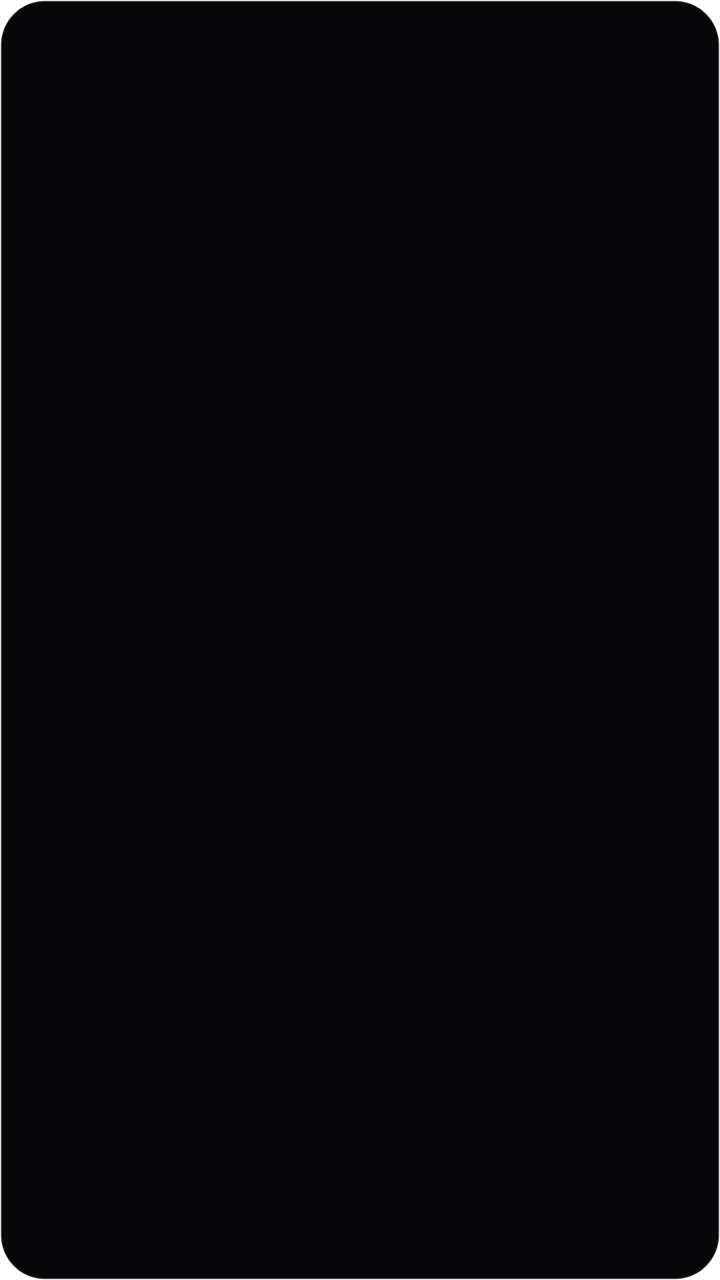
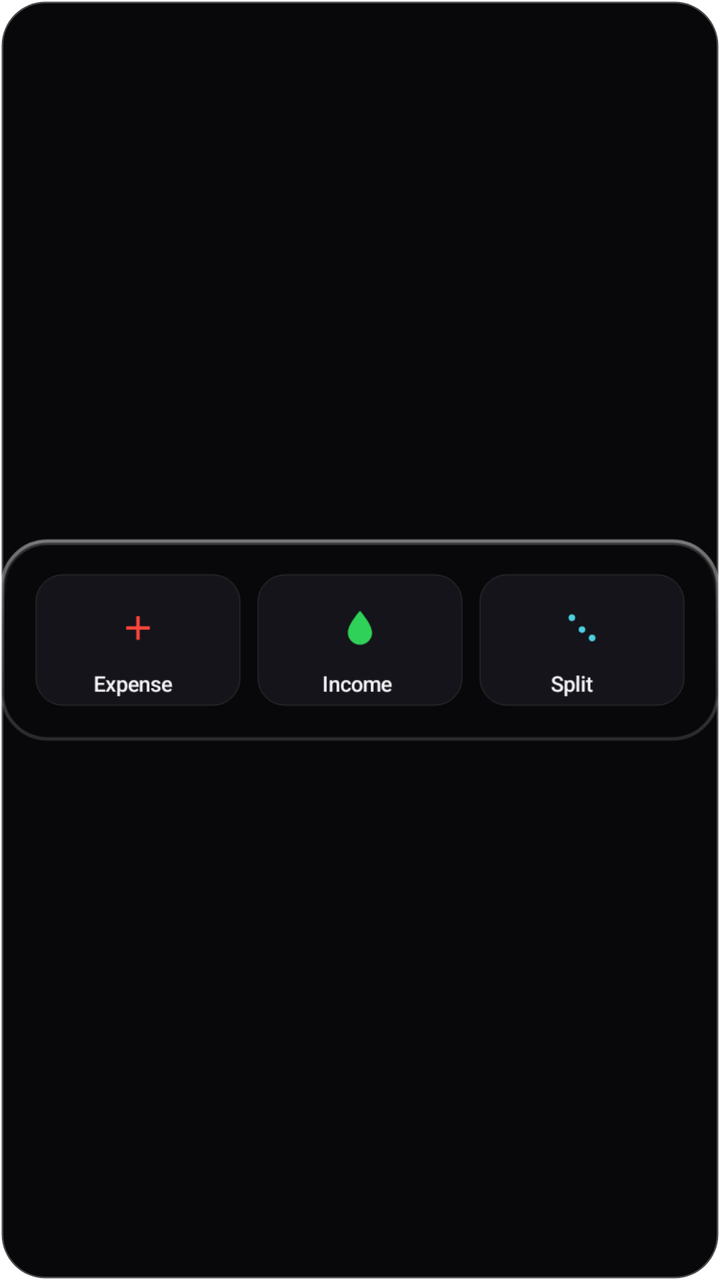

Compare the two renders of this Android layout. The source of the first and the diff that turns it into the second are given below.
<!-- AndroidManifest.xml: application theme Theme.Kanri.Starting -->
<!-- res/layout/widget_quick_actions.xml -->
<?xml version="1.0" encoding="utf-8"?>
<FrameLayout xmlns:android="http://schemas.android.com/apk/res/android"
    android:id="@+id/widget_root"
    android:layout_width="match_parent"
    android:layout_height="match_parent"
    android:background="@drawable/widget_bg_pixel">

    <ImageView
        android:id="@+id/widget_canvas_image"
        android:layout_width="match_parent"
        android:layout_height="match_parent"
        android:scaleType="fitCenter"
        android:adjustViewBounds="true"
        android:contentDescription="@string/app_name" />

    <LinearLayout
        android:layout_width="match_parent"
        android:layout_height="match_parent"
        android:orientation="horizontal"
        android:weightSum="3">

        <FrameLayout
            android:id="@+id/btn_action_expense"
            android:layout_width="0dp"
            android:layout_height="match_parent"
            android:layout_weight="1"
            android:clickable="true"
            android:focusable="true"
            android:contentDescription="Add Expense" />

        <FrameLayout
            android:id="@+id/btn_action_income"
            android:layout_width="0dp"
            android:layout_height="match_parent"
            android:layout_weight="1"
            android:clickable="true"
            android:focusable="true"
            android:contentDescription="Add Income" />

        <FrameLayout
            android:id="@+id/btn_action_split"
            android:layout_width="0dp"
            android:layout_height="match_parent"
            android:layout_weight="1"
            android:clickable="true"
            android:focusable="true"
            android:contentDescription="Split Bill" />
    </LinearLayout>
</FrameLayout>
<!-- resources referenced by this layout -->
<resources>
  <!-- drawable widget_bg_pixel (drawable) -->
  <?xml version="1.0" encoding="utf-8"?>
  <shape xmlns:android="http://schemas.android.com/apk/res/android"
      android:shape="rectangle">
      <solid android:color="#08080A" />
      <stroke
          android:width="1dp"
          android:color="#24FFFFFF" />
      <corners android:radius="22dp" />
  </shape>
  <string name="app_name">Kanri</string>
  <style name="Theme.Kanri.Starting" parent="Theme.SplashScreen">
          <item name="windowSplashScreenBackground">#000000</item>
          <item name="windowSplashScreenAnimatedIcon">@drawable/panchang_light</item>
          <item name="postSplashScreenTheme">@style/Theme.Kanri</item>
      </style>
  <!-- drawable panchang_light (drawable) -->
  <vector xmlns:android="http://schemas.android.com/apk/res/android"
      android:width="108dp"
      android:height="108dp"
      android:viewportWidth="108"
      android:viewportHeight="108">
    <group
        android:scaleX="0.1663"
        android:scaleY="0.1663"
        android:translateX="20.25"
        android:translateY="43.51">
      <path
          android:pathData="M32.97,90.72L32.97,77.68L49.09,67.07L75.01,90.72L96.8,90.72L61.88,58.89L95.18,35.48L72.58,35.48L42.69,55.24L32.97,63.1L32.97,35.48L16.52,35.48L16.52,90.72Z"
          android:fillColor="#fefaec"
          android:fillType="nonZero"/>
      <path
          android:pathData="M172.45,90.72L192.38,90.72L156.41,35.48L134.54,35.48L98.5,90.72L118.26,90.72L124.99,80.03L165.81,80.03ZM132.11,68.61L145.4,47.39L158.6,68.61Z"
          android:fillColor="#fefaec"
          android:fillType="nonZero"/>
      <path
          android:pathData="M212.3,90.72L212.3,52.73L260.17,90.72L278.56,90.72L278.56,35.48L262.11,35.48L262.11,72.82L214.65,35.48L195.85,35.48L195.85,90.72Z"
          android:fillColor="#fefaec"
          android:fillType="nonZero"/>
      <path
          android:pathData="M303.75,90.72L303.75,74.68L324.73,74.68L344.57,90.72L365.23,90.72L347.08,76.46L342.71,73.79L346.27,73.71C358.5,72.74 365.71,66.91 365.71,54.76C365.71,40.26 356.24,35.48 342.63,35.48L287.3,35.48L287.3,90.72ZM303.75,49.57L341.01,49.57C346.43,49.57 348.7,51.11 348.7,56.05C348.7,60.59 346.43,62.37 341.01,62.37L303.75,62.37Z"
          android:fillColor="#fefaec"
          android:fillType="nonZero"/>
      <path
          android:pathData="M389.37,90.72L389.37,35.48L372.92,35.48L372.92,90.72Z"
          android:fillColor="#fefaec"
          android:fillType="nonZero"/>
    </group>
  </vector>
  <style name="Theme.Kanri" parent="android:Theme.Material.NoActionBar">
          <item name="android:windowBackground">#000000</item>
          <item name="android:statusBarColor">@android:color/transparent</item>
          <item name="android:navigationBarColor">@android:color/transparent</item>
      </style>
</resources>

<!-- the commit's change to res/layout/widget_quick_actions.xml (unified diff, before → after) -->
@@ -11,6 +11,7 @@
         android:layout_height="match_parent"
         android:scaleType="fitCenter"
         android:adjustViewBounds="true"
+        android:src="@drawable/widget_preview_quick_actions"
         android:contentDescription="@string/app_name" />
 
     <LinearLayout
<!-- resource entries referenced after the edit -->
@@ -6,10 +6,11 @@
       android:shape="rectangle">
       <solid android:color="#08080A" />
       <stroke
-          android:width="1dp"
-          android:color="#24FFFFFF" />
+          android:width="1.5dp"
+          android:color="#45FFFFFF" />
       <corners android:radius="22dp" />
   </shape>
+  <!-- drawable widget_preview_quick_actions: png bitmap (drawable-nodpi, 18415 bytes) -->
   <string name="app_name">Kanri</string>
   <style name="Theme.Kanri.Starting" parent="Theme.SplashScreen">
           <item name="windowSplashScreenBackground">#000000</item>
